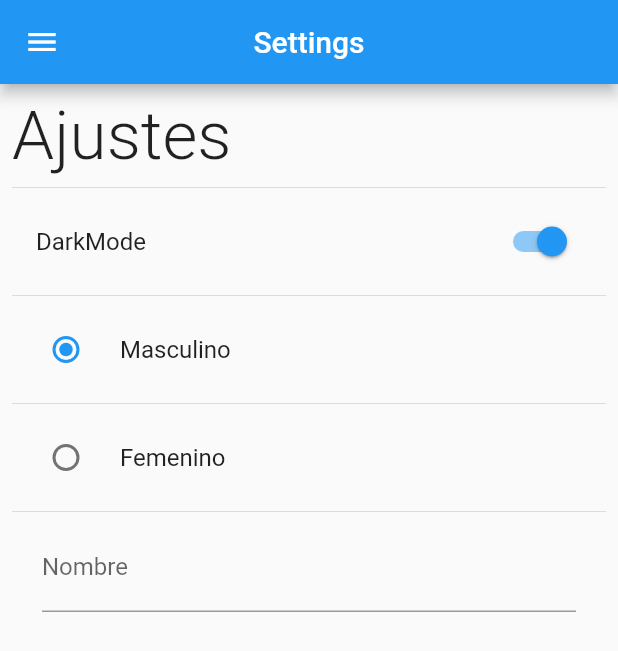
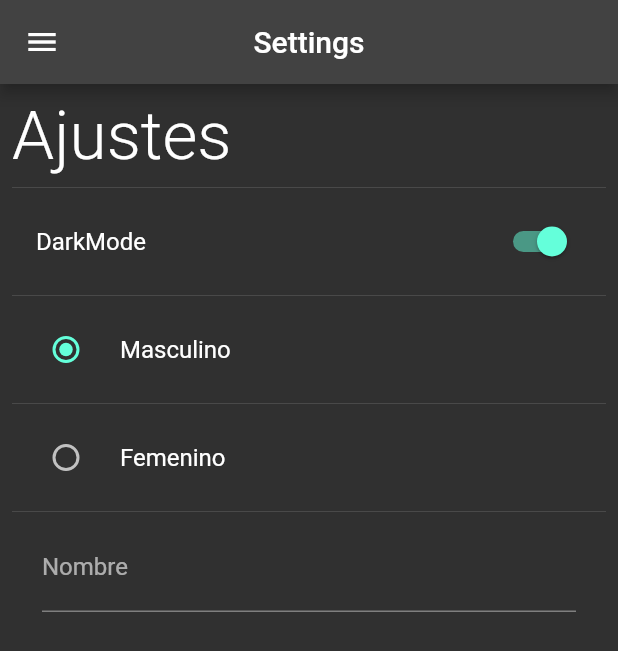
Before and after one commit to Rubenuncot/PreferenciasConFlutter, a Flutter app: the SettingsScreen screen opened by its route, after a tap on "DarkMode", on a phone screen of 412 x 824 dp. Shown: the top 651 px of the screen. Run offline on Flutter 3.47's test engine with Material 2 defaults, Android fonts, the phone set to English and light mode, and no system bars; our stand-ins replace shared_preferences; accounts and stored records are empty.

Commit message:
Finalizada la sección, preferencias activas, cambio del tema

```diff
--- /dev/null
+++ b/lib/providers/theme_provider.dart
@@ -0,0 +1,19 @@
+import 'package:flutter/material.dart';
+
+class ThemeProvider extends ChangeNotifier {
+  ThemeData currentTheme;
+
+  ThemeProvider({required bool isDarkMode})
+      : currentTheme = isDarkMode ? ThemeData.dark() : ThemeData.light();
+
+  setLightMode() {
+    currentTheme = ThemeData.light();
+    notifyListeners();
+  }
+
+
+  setDarktMode() {
+    currentTheme = ThemeData.dark();
+    notifyListeners();
+  }
+}
--- a/lib/screens/settings_screen.dart
+++ b/lib/screens/settings_screen.dart
@@ -1,5 +1,7 @@
 import 'package:flutter/material.dart';
+import 'package:preferences_app/providers/theme_provider.dart';
 import 'package:preferences_app/widgets/side_menu.dart';
+import 'package:provider/provider.dart';
 
 import '../shared_preferences/preferences.dart';
 
@@ -36,6 +38,8 @@ class _SettingsScreenState extends State<SettingsScreen> {
                 value: Preferences.isDarkMode,
                 onChanged: (value) {
                   Preferences.isDarkMode = value;
+                  final themeProvider = Provider.of<ThemeProvider>(context, listen: false);
+                  value ? themeProvider.setDarktMode() : themeProvider.setLightMode();
                   setState(() {});
                 },
                 title: const Text('DarkMode'),
--- a/pubspec.yaml
+++ b/pubspec.yaml
@@ -36,6 +36,7 @@ dependencies:
   # Use with the CupertinoIcons class for iOS style icons.
   cupertino_icons: ^1.0.2
   shared_preferences: ^2.1.0
+  provider: ^6.0.5
 
 dev_dependencies:
   flutter_test:
```
Also changed, not shown: lib/main.dart (+12 -2 lines), pubspec.lock.
